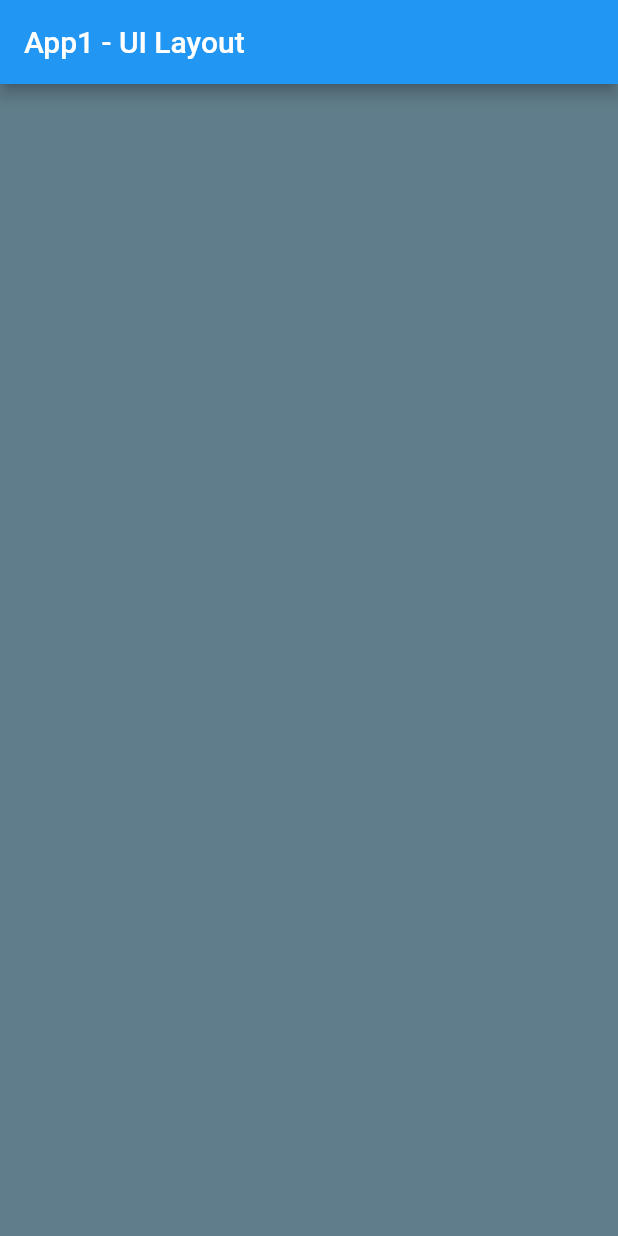
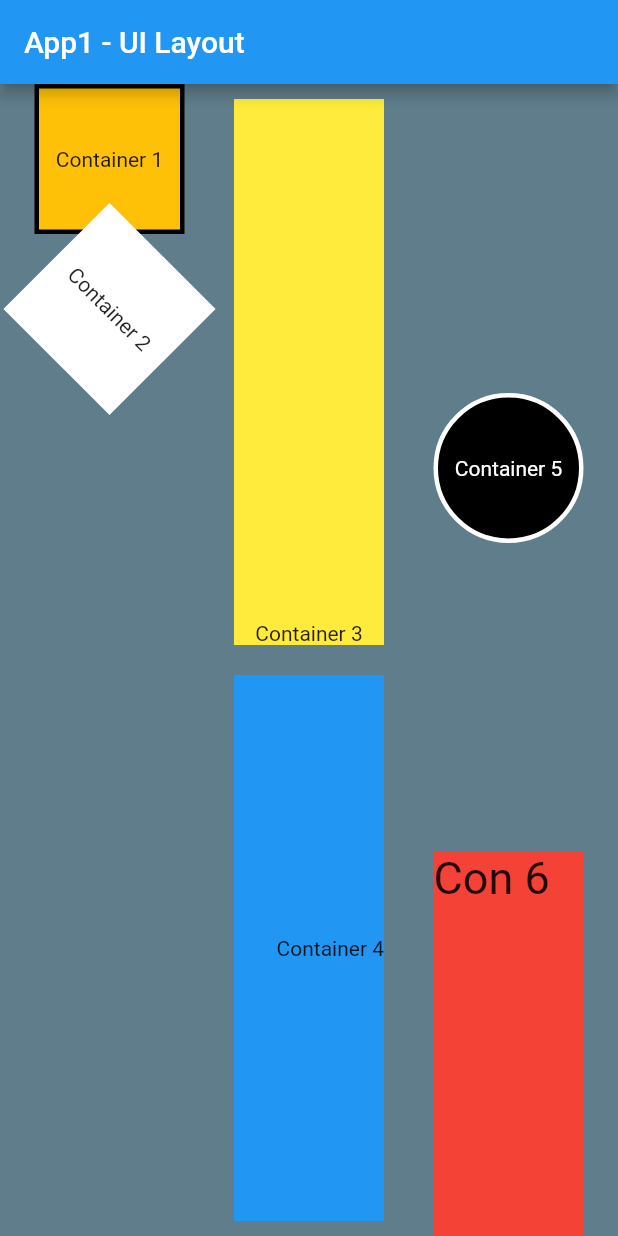
Before and after one commit to mapaks/flutter, a Flutter app: the screen it shows after launch, on a phone screen of 412 x 824 dp. Run offline on Flutter 3.47's test engine with Material 2 defaults, Android fonts, the phone set to English and light mode, and no system bars.

Commit message:
Finish assignment 1

```diff
--- a/assignment1/lib/main.dart
+++ b/assignment1/lib/main.dart
@@ -1,6 +1,7 @@
 // ignore_for_file: use_key_in_widget_constructors, todo
 
 import 'package:flutter/material.dart';
+import 'dart:math';
 
 //https://medium.com/flutter-community/flutter-layout-cheat-sheet-5363348d037e
 
@@ -25,11 +26,75 @@ class MyApp extends StatelessWidget {
           title: const Text("App1 - UI Layout"),
           backgroundColor: Colors.blue,
         ),
-        body: const Row(
+        body: Row(
           mainAxisAlignment: MainAxisAlignment.spaceEvenly,
           mainAxisSize: MainAxisSize.max,
           children: <Widget>[
             //TODO: Put your code here to complete this app.
+            Column(
+              children: [
+                Container(
+                  height: 100,
+                  width: 100,
+                  decoration: BoxDecoration(
+                    color: Colors.amber,
+                    border: Border.all(color: Colors.black, width: 3)),
+                    child: const Center(
+                      child: Text("Container 1"),),),
+                Transform.rotate(angle: pi / 4, child: Container(
+                  height: 100,
+                  width: 100,
+                  decoration: const BoxDecoration(
+                    color: Colors.white,),
+                    child: const Center(
+                      child: Text("Container 2"),),),),
+              ],
+            ),
+            Column(
+              children: [
+                Expanded(child: Padding(
+                  padding: const EdgeInsets.all(10.0),
+                  child: Container(
+                    height: 100,
+                    width: 100,
+                    alignment: Alignment.bottomCenter,
+                    decoration: const BoxDecoration(
+                      color: Colors.yellow,),
+                      child: const Text("Container 3"),),),),
+                Expanded(child: Padding(
+                  padding: const EdgeInsets.all(10.0),
+                  child: Container(
+                    height: 100,
+                    width: 100,
+                    alignment: Alignment.centerRight,
+                    decoration: const BoxDecoration(
+                      color: Colors.blue,),
+                      child: const Text("Container 4"),),),),
+              ],
+            ),
+            Column(
+              children: [
+                Expanded(
+                  flex: 2,
+                  child: Container(
+                    height: 100,
+                    width: 100,
+                    decoration: BoxDecoration(
+                      color: Colors.black,
+                      border: Border.all(color: Colors.white, width: 3),
+                      shape: BoxShape.circle),
+                      child: const Center(
+                        child: Text("Container 5", style: TextStyle(color: Colors.white),),),),),
+                Expanded(
+                  flex: 1,
+                  child: Container(
+                    height: 100,
+                    width: 100,
+                    decoration: const BoxDecoration(
+                      color: Colors.red,),
+                      child: const Text("Con 6", style: TextStyle(fontSize: 30),),),),
+              ],
+            )
           ],
         ),
       ),
```
Also changed, not shown: 1 other file.
